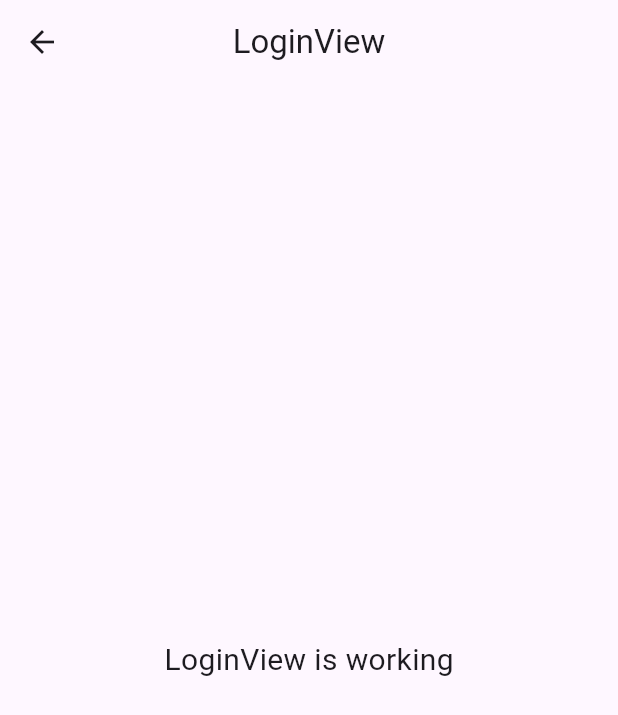
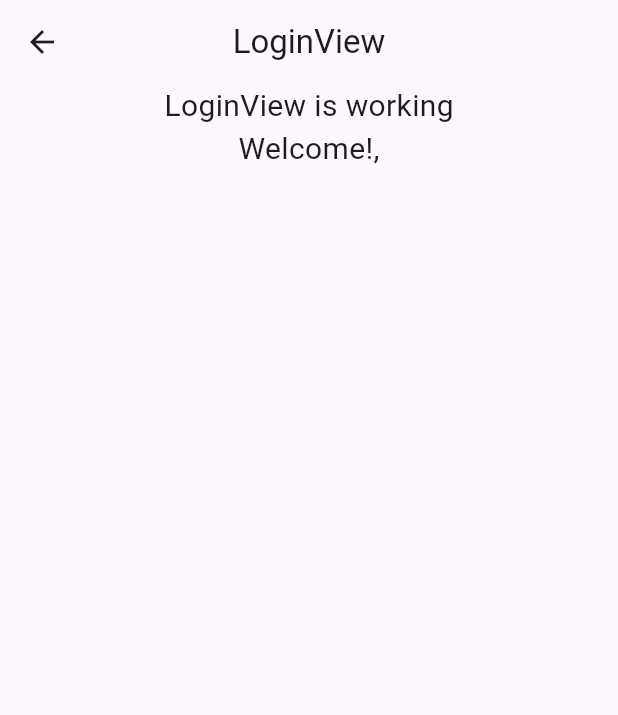
Before and after one commit to JAFISM/GetxArchitecture, a Flutter app: the LoginView screen opened by its route, on a phone screen of 412 x 824 dp. Shown: the top 715 px of the screen. Run offline on Flutter 3.47's test engine with Material 3 defaults, Android fonts, the phone set to English and light mode, and no system bars; our stand-ins replace get.

Commit message:
branch changes

```diff
--- a/lib/app/modules/login/views/login_view.dart
+++ b/lib/app/modules/login/views/login_view.dart
@@ -9,14 +9,13 @@ class LoginView extends GetView<LoginController> {
   @override
   Widget build(BuildContext context) {
     return Scaffold(
-      appBar: AppBar(
-        title: const Text('LoginView'),
-        centerTitle: true,
-      ),
+      appBar: AppBar(title: const Text('LoginView'), centerTitle: true),
       body: const Center(
-        child: Text(
-          'LoginView is working',
-          style: TextStyle(fontSize: 20),
+        child: Column(
+          children: [
+            Text('LoginView is working', style: TextStyle(fontSize: 20)),
+            Text('Welcome!,', style: TextStyle(fontSize: 20)),
+          ],
         ),
       ),
     );
```
Also changed, not shown: 7 other files.
